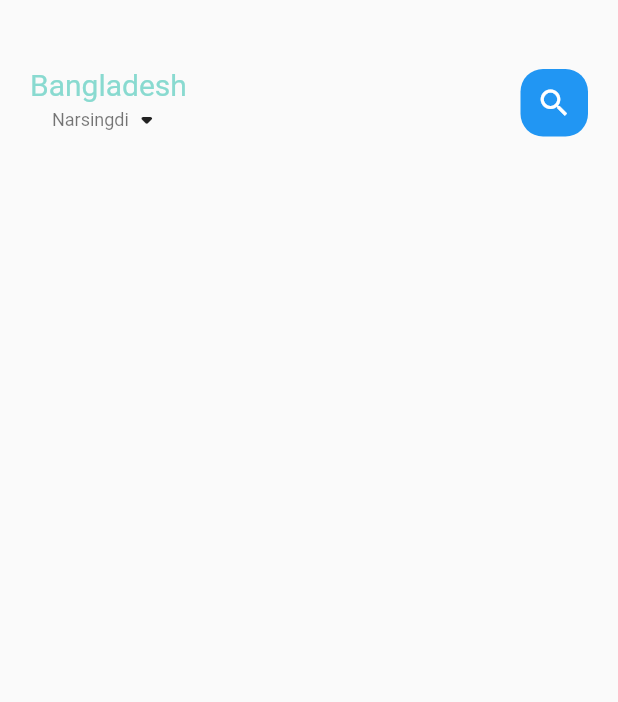
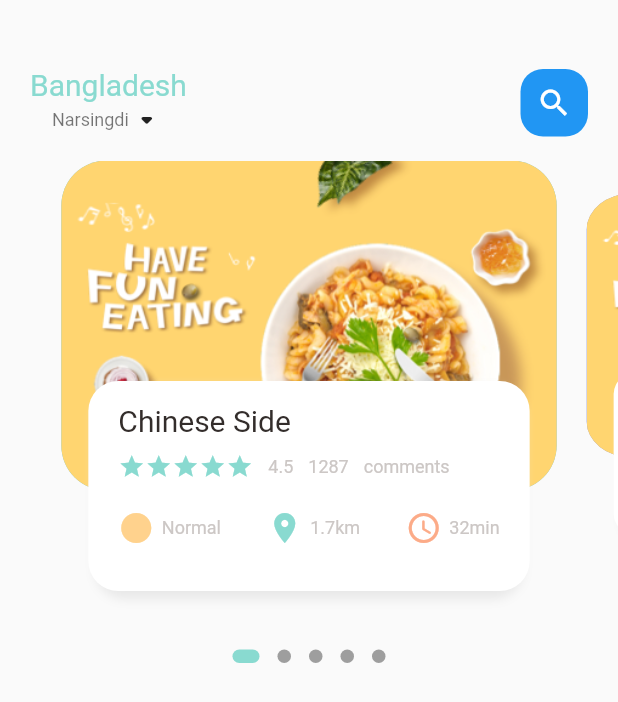
Before and after one commit to savagenur/flutter-food-delivery, a Flutter app: the screen it shows after launch, on a phone screen of 412 x 824 dp. Shown: the top 702 px of the screen. Run offline on Flutter 3.47's test engine with Material 2 defaults, Android fonts, the phone set to English and light mode, and no system bars; drawn by our look-alikes of dots_indicator.

Commit message:
Pageview, Matrix4, Transform, Dots indicator

```diff
--- /dev/null
+++ b/lib/home/food_page_body.dart
@@ -0,0 +1,187 @@
+import 'package:dots_indicator/dots_indicator.dart';
+import 'package:flutter/cupertino.dart';
+import 'package:flutter/material.dart';
+import 'package:food_delivery/utils/colors.dart';
+import 'package:food_delivery/widgets/big_text.dart';
+import 'package:food_delivery/widgets/icon_and_text_widget.dart';
+import 'package:food_delivery/widgets/small_text.dart';
+
+class FoodPageBody extends StatefulWidget {
+  const FoodPageBody({Key? key}) : super(key: key);
+
+  @override
+  State<FoodPageBody> createState() => _FoodPageBodyState();
+}
+
+class _FoodPageBodyState extends State<FoodPageBody> {
+  PageController pageController = PageController(viewportFraction: 0.85);
+  var _currPageValue = 0.0;
+  double _scaleFactor = 0.8;
+  double _height = 220;
+  @override
+  void initState() {
+    super.initState();
+    pageController.addListener(() {
+      setState(() {
+        _currPageValue = pageController.page!;
+      });
+    });
+  }
+
+  @override
+  void dispose() {
+    pageController.dispose();
+  }
+
+  @override
+  Widget build(BuildContext context) {
+    return Column(
+      children: [
+        Container(
+          height: 320,
+          // color: Colors.red,
+          child: PageView.builder(
+              controller: pageController,
+              itemCount: 5,
+              itemBuilder: ((context, position) {
+                return _buildPageItem(position);
+              })),
+        ),
+        new DotsIndicator(
+          dotsCount: 5,
+          position: _currPageValue,
+          decorator: DotsDecorator(
+            activeColor: AppColors.mainColor,
+            size: const Size.square(9.0),
+            activeSize: const Size(18.0, 9.0),
+            activeShape: RoundedRectangleBorder(
+                borderRadius: BorderRadius.circular(5.0)),
+          ),
+        ),
+      ],
+    );
+  }
+
+  Widget _buildPageItem(int index) {
+    Matrix4 matrix = new Matrix4.identity();
+    if (index == _currPageValue.floor()) {
+      var currScale = 1 - (_currPageValue - index) * (1 - _scaleFactor);
+      var currTrans = _height * (1 - currScale) / 2;
+      matrix = Matrix4.diagonal3Values(1, currScale, 1)
+        ..setTranslationRaw(0, currTrans, 0);
+    } else if (index == _currPageValue.floor() + 1) {
+      var currScale =
+          _scaleFactor + (_currPageValue - index + 1) * (1 - _scaleFactor);
+      var currTrans = _height * (1 - currScale) / 2;
+      matrix = Matrix4.diagonal3Values(1, currScale, 1)
+        ..setTranslationRaw(0, currTrans, 0);
+    } else if (index == _currPageValue.floor() - 1) {
+      var currScale = 1 - (_currPageValue - index) * (1 - _scaleFactor);
+      var currTrans = _height * (1 - currScale) / 2;
+      matrix = Matrix4.diagonal3Values(1, currScale, 1)
+        ..setTranslationRaw(0, currTrans, 0);
+    } else {
+      var currScale = 0.8;
+      matrix = Matrix4.diagonal3Values(1, currScale, 1)
+        ..setTranslationRaw(0, _height * (1 - currScale) / 2, 0);
+    }
+    return Transform(
+      transform: matrix,
+      child: Stack(
+        children: [
+          Container(
+            height: 220,
+            margin: const EdgeInsets.only(left: 10, right: 10),
+            decoration: BoxDecoration(
+                borderRadius: BorderRadius.circular(30),
+                color: index.isEven
+                    ? const Color(0xFF69c5df)
+                    : const Color(0xFF9294cc),
+                image: const DecorationImage(
+                    fit: BoxFit.cover,
+                    image: const AssetImage("assets/image/food0.png"))),
+          ),
+          Align(
+            alignment: Alignment.bottomCenter,
+            child: Container(
+              height: 140,
+              // width: 300,
+              margin: const EdgeInsets.only(left: 33, right: 33, bottom: 33),
+              decoration: BoxDecoration(
+                  borderRadius: BorderRadius.circular(20),
+                  color: Colors.white,
+                  boxShadow: [
+                    BoxShadow(
+                      color: Color(0xFFe8e8e8),
+                      blurRadius: 5.0,
+                      offset: Offset(0, 5),
+                    ),
+                    BoxShadow(color: Colors.white, offset: Offset(-5, 0)),
+                    BoxShadow(color: Colors.white, offset: Offset(5, 0)),
+                  ]),
+              child: Container(
+                margin: const EdgeInsets.only(right: 15, left: 15, top: 15),
+                child: Column(
+                  crossAxisAlignment: CrossAxisAlignment.start,
+                  children: [
+                    BigText(text: "Chinese Side"),
+                    const SizedBox(
+                      height: 10,
+                    ),
+                    Row(
+                      children: [
+                        Wrap(
+                          children: List.generate(5, (index) {
+                            return Icon(
+                              Icons.star,
+                              size: 18,
+                              color: AppColors.mainColor,
+                            );
+                          }),
+                        ),
+                        const SizedBox(
+                          width: 10,
+                        ),
+                        SmallText(text: "4.5"),
+                        const SizedBox(
+                          width: 10,
+                        ),
+                        SmallText(text: "1287"),
+                        const SizedBox(
+                          width: 10,
+                        ),
+                        SmallText(text: "comments"),
+                      ],
+                    ),
+                    const SizedBox(
+                      height: 20,
+                    ),
+                    Row(
+                      mainAxisAlignment: MainAxisAlignment.spaceBetween,
+                      children: [
+                        IconAndTextWidget(
+                            icon: Icons.circle_sharp,
+                            text: "Normal",
+                            iconColor: AppColors.iconColor1),
+
+                        IconAndTextWidget(
+                            icon: Icons.location_on,
+                            text: "1.7km",
+                            iconColor: AppColors.mainColor),
+
+                        IconAndTextWidget(
+                            icon: Icons.access_time_rounded,
+                            text: "32min",
+                            iconColor: AppColors.iconColor2),
+                      ],
+                    )
+                  ],
+                ),
+              ),
+            ),
+          ),
+        ],
+      ),
+    );
+  }
+}
--- a/lib/home/main_food_page.dart
+++ b/lib/home/main_food_page.dart
@@ -1,5 +1,6 @@
 import 'package:flutter/cupertino.dart';
 import 'package:flutter/material.dart';
+import 'package:food_delivery/home/food_page_body.dart';
 import 'package:food_delivery/utils/colors.dart';
 import 'package:food_delivery/widgets/big_text.dart';
 import 'package:food_delivery/widgets/small_text.dart';
@@ -17,6 +18,7 @@ class _MainFoodPageState extends State<MainFoodPage> {
     return Scaffold(
       body: Column(
         children: [
+          // Showing the header
           Container(
             child: Container(
               margin: const EdgeInsets.only(top: 45, bottom: 15),
@@ -26,10 +28,16 @@ class _MainFoodPageState extends State<MainFoodPage> {
                 children: [
                   Column(
                     children: [
-                      BigText(text: 'Bangladesh', color: AppColors.mainColor,),
+                      BigText(
+                        text: 'Bangladesh',
+                        color: AppColors.mainColor,
+                      ),
                       Row(
                         children: [
-                          SmallText(text: 'Narsingdi', color: Colors.black54,),
+                          SmallText(
+                            text: 'Narsingdi',
+                            color: Colors.black54,
+                          ),
                           Icon(Icons.arrow_drop_down_rounded),
                         ],
                       ),
@@ -43,13 +51,18 @@ class _MainFoodPageState extends State<MainFoodPage> {
                         borderRadius: BorderRadius.circular(15),
                         color: Colors.blue,
                       ),
-                      child: Icon(Icons.search, color: Colors.white,),
+                      child: Icon(
+                        Icons.search,
+                        color: Colors.white,
+                      ),
                     ),
                   )
                 ],
               ),
             ),
-          )
+          ),
+          // Showing the body
+          FoodPageBody(),
         ],
       ),
     );
--- /dev/null
+++ b/lib/widgets/icon_and_text_widget.dart
@@ -0,0 +1,20 @@
+import 'package:flutter/cupertino.dart';
+import 'package:food_delivery/widgets/small_text.dart';
+
+class IconAndTextWidget extends StatelessWidget {
+  final IconData icon;
+  final String text;
+  final Color iconColor;
+  const IconAndTextWidget({Key? key, required this.icon, required this.text, required this.iconColor}) : super(key: key);
+
+  @override
+  Widget build(BuildContext context) {
+    return Row(
+      children: [
+        Icon(icon,color: iconColor,),
+        const SizedBox(width: 5,),
+        SmallText(text: text,),
+      ],
+    );
+  }
+}
--- a/pubspec.yaml
+++ b/pubspec.yaml
@@ -30,6 +30,7 @@ dependencies:
   flutter:
     sdk: flutter
   get: ^4.1.4
+  dots_indicator: ^2.0.0
 
 
   # The following adds the Cupertino Icons font to your application.
```
Also changed, not shown: pubspec.lock.
